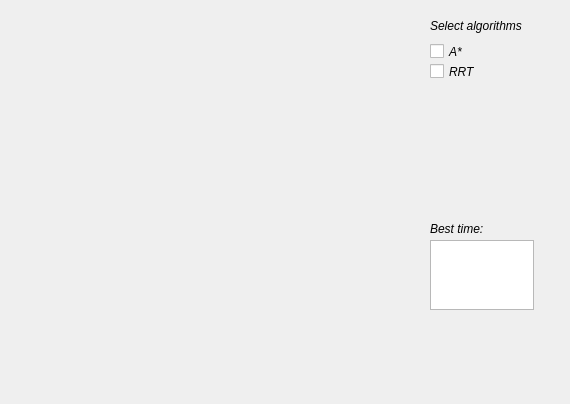
Before: the Qt Designer form src/mainwindow.ui in nicholasalau/PathP-Framework, drawn with Qt 5.
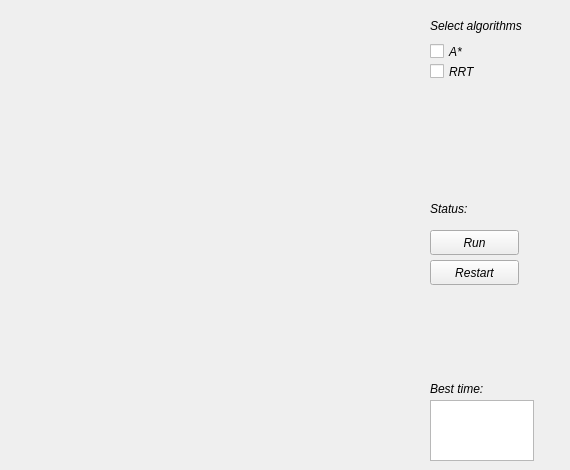
After: the same form once the commit is applied. Custom widgets are drawn as their Qt base class.

```diff
--- a/src/mainwindow.ui
+++ b/src/mainwindow.ui
@@ -7,7 +7,7 @@
     <x>0</x>
     <y>0</y>
     <width>570</width>
-    <height>404</height>
+    <height>470</height>
    </rect>
   </property>
   <property name="font">
@@ -76,29 +76,68 @@
      <string>RRT</string>
     </property>
    </widget>
-   <widget class="QLabel" name="label_2">
-    <property name="geometry">
-     <rect>
-      <x>430</x>
-      <y>220</y>
-      <width>81</width>
-      <height>17</height>
-     </rect>
-    </property>
-    <property name="text">
-     <string>Best time:</string>
-    </property>
-   </widget>
    <widget class="QTextEdit" name="textEdit">
     <property name="geometry">
      <rect>
       <x>430</x>
-      <y>240</y>
+      <y>400</y>
       <width>104</width>
-      <height>70</height>
+      <height>61</height>
      </rect>
     </property>
    </widget>
+   <widget class="QPushButton" name="runPB">
+    <property name="geometry">
+     <rect>
+      <x>430</x>
+      <y>230</y>
+      <width>89</width>
+      <height>25</height>
+     </rect>
+    </property>
+    <property name="text">
+     <string>Run</string>
+    </property>
+   </widget>
+   <widget class="QPushButton" name="restartPB">
+    <property name="geometry">
+     <rect>
+      <x>430</x>
+      <y>260</y>
+      <width>89</width>
+      <height>25</height>
+     </rect>
+    </property>
+    <property name="text">
+     <string>Restart</string>
+    </property>
+   </widget>
+   <widget class="QLabel" name="status">
+    <property name="geometry">
+     <rect>
+      <x>430</x>
+      <y>200</y>
+      <width>131</width>
+      <height>17</height>
+     </rect>
+    </property>
+    <property name="text">
+     <string>Status: </string>
+    </property>
+   </widget>
+   <widget class="QLabel" name="bestTime">
+    <property name="geometry">
+     <rect>
+      <x>430</x>
+      <y>380</y>
+      <width>67</width>
+      <height>17</height>
+     </rect>
+    </property>
+    <property name="text">
+     <string>Best time:</string>
+    </property>
+   </widget>
   </widget>
  </widget>
  <layoutdefault spacing="6" margin="11"/>
```
Left out of the diff: 4 changed lines with no effect on the pictures.
